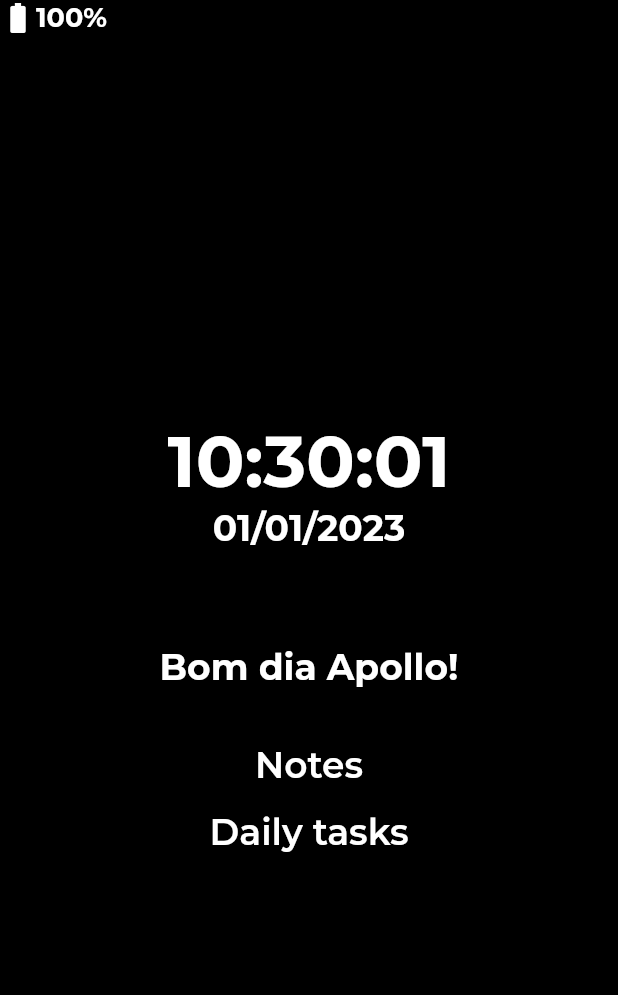
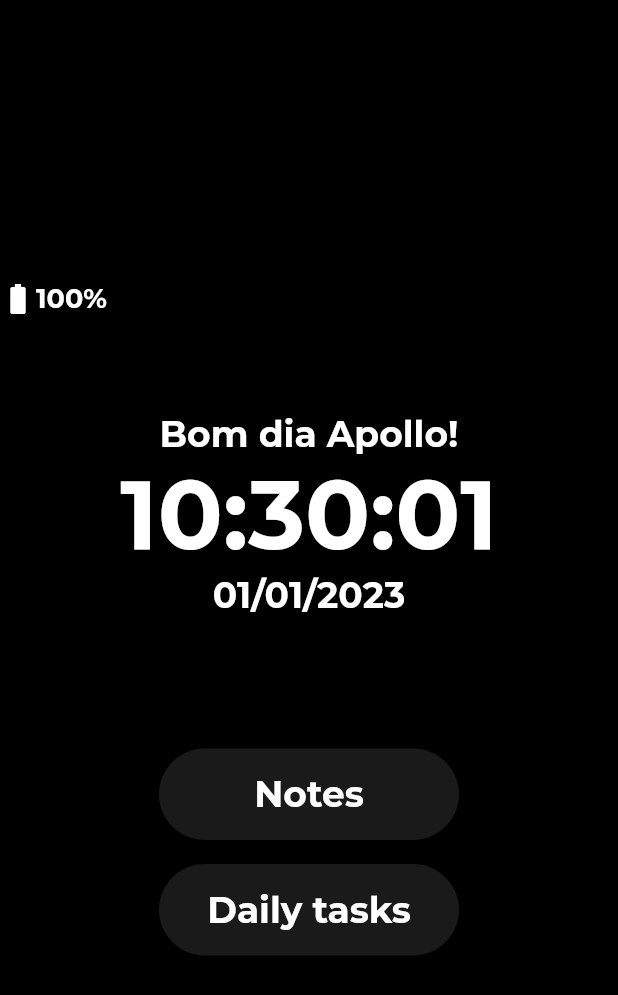
Before and after one commit to MrZethaz/cleanlauncher, a Flutter app: the HomePage widget shown alone on an empty page, opened directly, on a phone screen of 412 x 824 dp. Shown: the top 995 px of the screen. Run offline on Flutter 3.47's test engine with Material 2 defaults, Android fonts, the phone set to English and light mode, and no system bars; our stand-ins replace battery_plus, google_fonts, shared_preferences; missing offline and left inert: dart:ffi, encrypted_shared_preferences, installed_apps; accounts and stored records are empty.

Commit message:
Improved initial page interface and added next task on initial page

```diff
--- a/lib/Base/TaskManager.dart
+++ b/lib/Base/TaskManager.dart
@@ -3,6 +3,7 @@ import 'dart:ffi';
 import 'package:clean_launcher/Base/NotesBase.dart';
 import 'package:clean_launcher/Base/TaskBase.dart';
 import 'package:encrypted_shared_preferences/encrypted_shared_preferences.dart';
+import 'package:flutter/cupertino.dart';
 import 'package:shared_preferences/shared_preferences.dart';
 import 'dart:convert';
 
@@ -10,7 +11,6 @@ class TaskManager {
   late SharedPreferences sh;
 
   List<TaskBase> allTasks = [];
-
   start() async {
     await _initSharedPreferences();
   }
--- a/lib/Screens/HomePage.dart
+++ b/lib/Screens/HomePage.dart
@@ -1,11 +1,15 @@
 import 'dart:async';
 
 import 'package:battery_plus/battery_plus.dart';
+import 'package:clean_launcher/Base/TaskBase.dart';
+import 'package:clean_launcher/Base/TaskManager.dart';
 import 'package:clean_launcher/Screens/NotesList.dart';
 import 'package:clean_launcher/Screens/TaskList.dart';
 import 'package:flutter/material.dart';
 import 'package:google_fonts/google_fonts.dart';
 import 'package:intl/intl.dart';
+
+TaskManager tasksManager = TaskManager();
 
 class HomePage extends StatefulWidget {
   const HomePage({super.key});
@@ -15,23 +19,65 @@ class HomePage extends StatefulWidget {
 }
 
 class _HomePageState extends State<HomePage> {
-  DateTime time = DateTime.now();
+  ValueNotifier<DateTime> time = ValueNotifier<DateTime>(DateTime.now());
+  NumberFormat formatter = new NumberFormat("00");
   var battery = Battery();
 
   int percentage = 0;
-  String cumprimento = "Bom dia Apollo!";
+  ValueNotifier<String> cumprimento = ValueNotifier<String>("Bom dia Apollo!");
+
+  List<TaskBase> localTasks = [];
+  TaskBase? nextTask;
+  _getTasks() async {
+    await tasksManager.start();
+    await tasksManager.getSharedPreferencesTasks();
+    setState(() {
+      localTasks = tasksManager.allTasks;
+    });
+  }
+
+  _getNextTask() {
+    localTasks.sort((a, b) {
+      int atimestamp = (a.time.hour * 60) + a.time.minute;
+      int btimestamp = (b.time.hour * 60) + b.time.minute;
+      return atimestamp.compareTo(btimestamp);
+    });
+    print("dak");
+    TimeOfDay timeofday = TimeOfDay.now();
+    bool canRun = true;
+    for (TaskBase task in localTasks) {
+      if ((task.time.hour * 60) + task.time.minute >
+              (timeofday.hour * 60) + timeofday.minute &&
+          canRun) {
+        print("s");
+        setState(() {
+          nextTask = task;
+        });
+        canRun = false;
+        break;
+      } else {
+        setState(() {
+          nextTask = localTasks[0];
+        });
+      }
+    }
+  }
 
   @override
   void initState() {
     // TODO: implement initState
     super.initState();
+    _getTasks();
   }
 
   @override
   void didChangeDependencies() {
     // TODO: implement didChangeDependencies
     super.didChangeDependencies();
+
     getBatteryPerentage();
+    updateTime();
+    updateNextTask();
   }
 
   void getBatteryPerentage() async {
@@ -43,33 +89,36 @@ class _HomePageState extends State<HomePage> {
 
   updateTime() {
     Timer.periodic(Duration(seconds: 1), (Timer t) {
-      setState(() {
-        time = DateTime.now();
-        if (time.hour < 6) {
-          cumprimento = "Boa madrugada Apollo!";
-        } else if (time.hour < 12) {
-          cumprimento = "Bom dia Apollo!";
-        } else if (time.hour < 18) {
-          cumprimento = "Boa tarde Apollo!";
-        } else if (time.hour < 24) {
-          cumprimento = "Boa noite Apollo!";
+      time.notifyListeners();
+      time.value = DateTime.now();
+      if (time.value.hour < 6) {
+        cumprimento.value = "Boa madrugada Apollo!";
+      } else if (time.value.hour < 12) {
+        cumprimento.value = "Bom dia Apollo!";
+      } else if (time.value.hour < 18) {
+        cumprimento.value = "Boa tarde Apollo!";
+      } else if (time.value.hour < 24) {
+        cumprimento.value = "Boa noite Apollo!";
       } else {
-          cumprimento = "Bom dia Apollo!";
+        cumprimento.value = "Bom dia Apollo!";
       }
     });
+  }
+
+  updateNextTask() {
+    Timer.periodic(Duration(seconds: 5), (timer) {
+      _getNextTask();
     });
   }
 
   @override
   Widget build(BuildContext context) {
-    updateTime();
-
-    NumberFormat formatter = new NumberFormat("00");
-
+    _getNextTask();
     return Container(
       color: Colors.black,
       child: SafeArea(
         child: Column(mainAxisAlignment: MainAxisAlignment.center, children: [
+          Expanded(child: Container()),
           Row(
             children: [
               _getBatteryIcon(),
@@ -83,46 +132,89 @@ class _HomePageState extends State<HomePage> {
               )
             ],
           ),
-          Expanded(child: Container()),
-          Text(
-            "${formatter.format(DateTime.now().hour)}:${formatter.format(DateTime.now().minute)}:${formatter.format(DateTime.now().second)}",
+          SizedBox(
+            height: 64,
+          ),
+          ValueListenableBuilder(
+            valueListenable: cumprimento,
+            builder: (context, value, child) {
+              return Text(
+                "${cumprimento.value}",
                 style: GoogleFonts.montserrat(
                   color: Colors.white,
                   fontWeight: FontWeight.bold,
-              fontSize: 48,
+                  fontSize: 24,
                 ),
+              );
+            },
           ),
-          Text(
-            "${formatter.format(DateTime.now().day)}/${formatter.format(DateTime.now().month)}/${DateTime.now().year}",
+          ValueListenableBuilder(
+            valueListenable: time,
+            builder: (context, value, child) {
+              return Text(
+                "${formatter.format(time.value.hour)}:${formatter.format(time.value.minute)}:${formatter.format(time.value.second)}",
+                style: GoogleFonts.montserrat(
+                  color: Colors.white,
+                  fontWeight: FontWeight.bold,
+                  fontSize: 64,
+                ),
+              );
+            },
+          ),
+          ValueListenableBuilder(
+              valueListenable: time,
+              builder: (context, value, child) {
+                return Text(
+                  "${formatter.format(time.value.day)}/${formatter.format(time.value.month)}/${time.value.year}",
                   style: GoogleFonts.montserrat(
                     color: Colors.white,
                     fontWeight: FontWeight.w700,
                     fontSize: 24,
                   ),
+                );
+              }),
+          SizedBox(
+            height: 36,
           ),
           SizedBox(
-            height: 64,
+            height: 16,
           ),
-          Text(
-            "${cumprimento}",
+          nextTask != null
+              ? Container(
+                  padding: EdgeInsets.all(24),
+                  decoration: BoxDecoration(
+                      color: Colors.white.withOpacity(0.1),
+                      borderRadius: BorderRadius.circular(12)),
+                  child: Text(
+                    "${nextTask!.title.length >= 15 ? nextTask!.title.substring(0, 15) : nextTask!.title}${nextTask!.title.length >= 15 ? "..." : ""}\nas ${formatter.format(nextTask!.time.hour)}:${formatter.format(nextTask!.time.minute)}",
+                    style: GoogleFonts.montserrat(
+                      color: Colors.white,
+                      fontWeight: FontWeight.w500,
+                      fontSize: 22,
+                    ),
+                  ),
+                )
+              : Container(),
+          SizedBox(
+            height: 36,
+          ),
+          GestureDetector(
+            child: Container(
+                width: 200,
+                padding: EdgeInsets.all(16),
+                decoration: BoxDecoration(
+                    color: Colors.white.withOpacity(0.1),
+                    borderRadius: BorderRadius.circular(32)),
+                child: Center(
+                  child: Text(
+                    "Notes",
                     style: GoogleFonts.montserrat(
                       color: Colors.white,
                       fontWeight: FontWeight.bold,
                       fontSize: 24,
                     ),
                   ),
-          SizedBox(
-            height: 36,
-          ),
-          GestureDetector(
-            child: Text(
-              "Notes",
-              style: GoogleFonts.montserrat(
-                color: Colors.white,
-                fontWeight: FontWeight.w600,
-                fontSize: 24,
-              ),
-            ),
+                )),
             onTap: () {
               Navigator.push(context, MaterialPageRoute(
                 builder: (context) {
@@ -135,14 +227,22 @@ class _HomePageState extends State<HomePage> {
             height: 16,
           ),
           GestureDetector(
+            child: Container(
+                width: 200,
+                padding: EdgeInsets.all(16),
+                decoration: BoxDecoration(
+                    color: Colors.white.withOpacity(0.1),
+                    borderRadius: BorderRadius.circular(32)),
+                child: Center(
                   child: Text(
                     "Daily tasks",
                     style: GoogleFonts.montserrat(
                       color: Colors.white,
-                fontWeight: FontWeight.w600,
+                      fontWeight: FontWeight.bold,
                       fontSize: 24,
                     ),
                   ),
+                )),
             onTap: () {
               Navigator.push(context, MaterialPageRoute(
                 builder: (context) {
--- a/lib/Screens/TaskList.dart
+++ b/lib/Screens/TaskList.dart
@@ -1,5 +1,6 @@
 import 'package:clean_launcher/Base/TaskBase.dart';
 import 'package:clean_launcher/Base/TaskManager.dart';
+import 'package:clean_launcher/Screens/HomePage.dart';
 import 'package:clean_launcher/Screens/NoteEdit.dart';
 import 'package:clean_launcher/Screens/SplashScreen.dart';
 import 'package:clean_launcher/Screens/TaskEdit.dart';
@@ -15,14 +16,10 @@ class TaskList extends StatefulWidget {
 }
 
 class _TaskListState extends State<TaskList> {
-  TaskManager tasksManager = TaskManager();
   List<TaskBase> localTasks = [];
   bool loading = true;
 
-  _getTasksManager() async {
-    await tasksManager.start();
-    await tasksManager.getSharedPreferencesTasks();
-    print(localTasks);
+  _getTasksManager() {
     setState(() {
       localTasks = tasksManager.allTasks;
       loading = false;
@@ -44,7 +41,18 @@ class _TaskListState extends State<TaskList> {
       return atimestamp.compareTo(btimestamp);
     });
 
-    return Scaffold(
+    return WillPopScope(
+      onWillPop: () {
+        print(
+            'Backbutton pressed (device or appbar button), do whatever you want.');
+
+        //trigger leaving and use own data
+        Navigator.pop(context, localTasks);
+
+        //we need to return a future
+        return Future.value(false);
+      },
+      child: Scaffold(
           appBar: AppBar(
             actions: [_getAddTask()],
           ),
@@ -64,7 +72,9 @@ class _TaskListState extends State<TaskList> {
                       separatorBuilder: (context, index) {
                         return Divider();
                       },
-                    itemCount: localTasks.length));
+                      itemCount: localTasks.length)),
+    );
+    ;
   }
 
   _getAddTask() {
```
Lines whose indentation alone changed are shown as unchanged.
